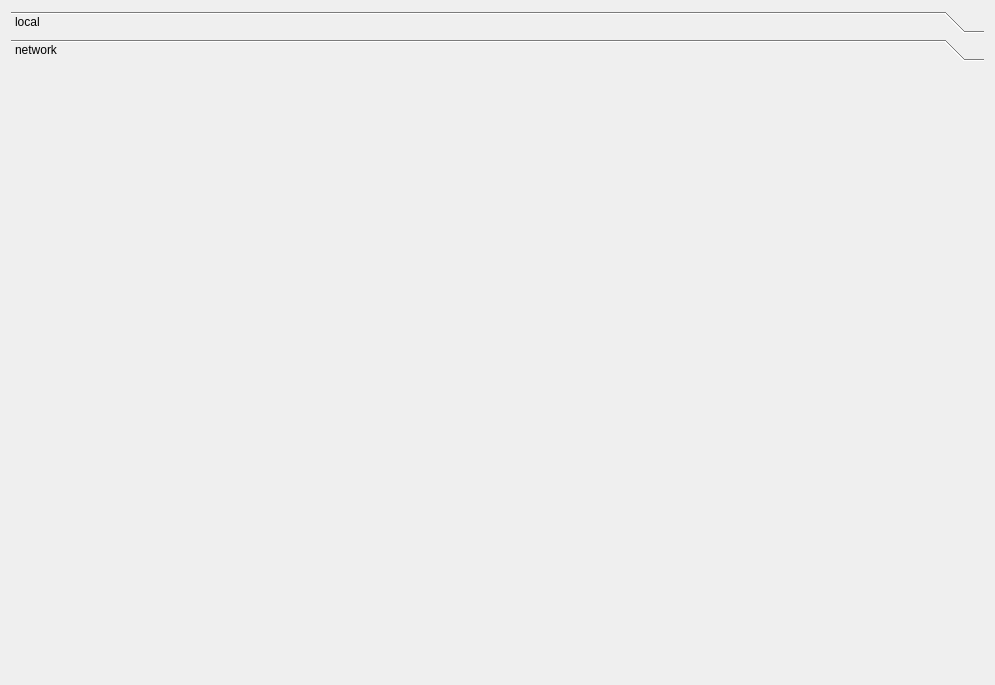
OpenIndy/OpenIndy, file ui/pluginloaderdialog.ui: the form before one commit.
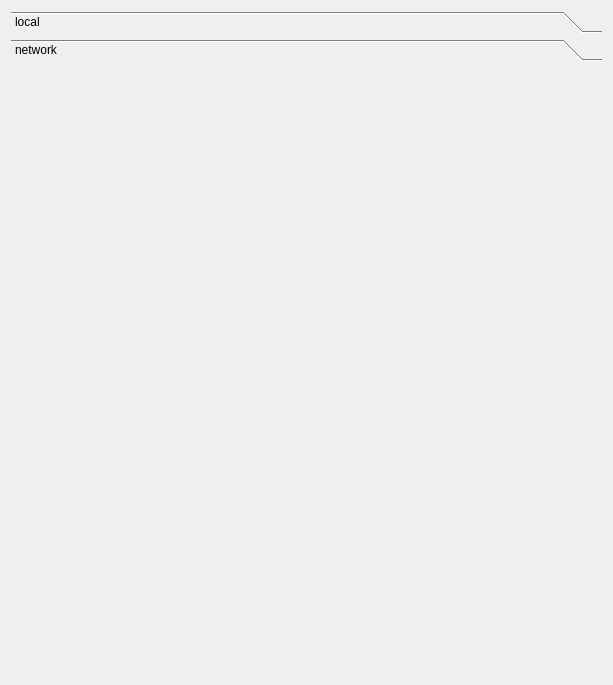
The form after the commit. The open tabs and pages were chosen to show the change.

What changed in the file:
```diff
--- a/ui/pluginloaderdialog.ui
+++ b/ui/pluginloaderdialog.ui
@@ -9,7 +9,7 @@
    <rect>
     <x>0</x>
     <y>0</y>
-    <width>995</width>
+    <width>613</width>
     <height>685</height>
    </rect>
   </property>
@@ -167,8 +167,8 @@
        <rect>
         <x>0</x>
         <y>0</y>
-        <width>977</width>
-        <height>613</height>
+        <width>98</width>
+        <height>28</height>
        </rect>
       </property>
       <attribute name="label">
```
Left out of the diff: 2 changed lines with no effect on the pictures.
